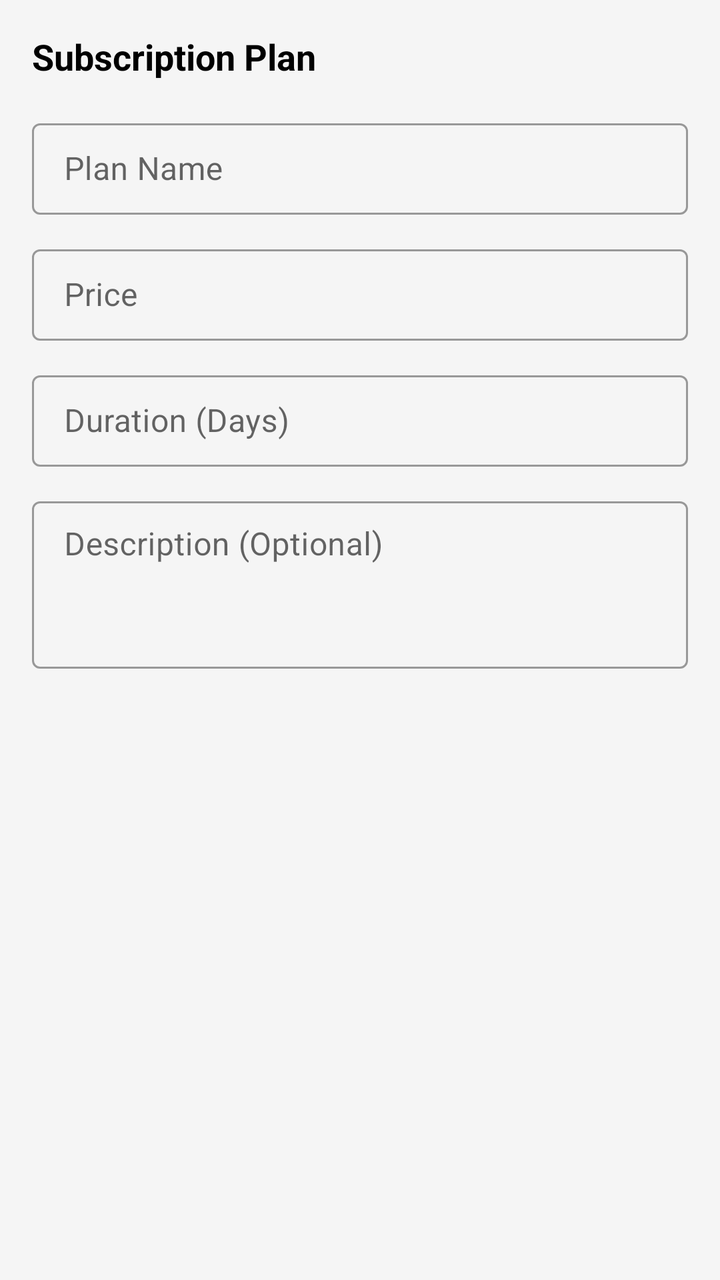
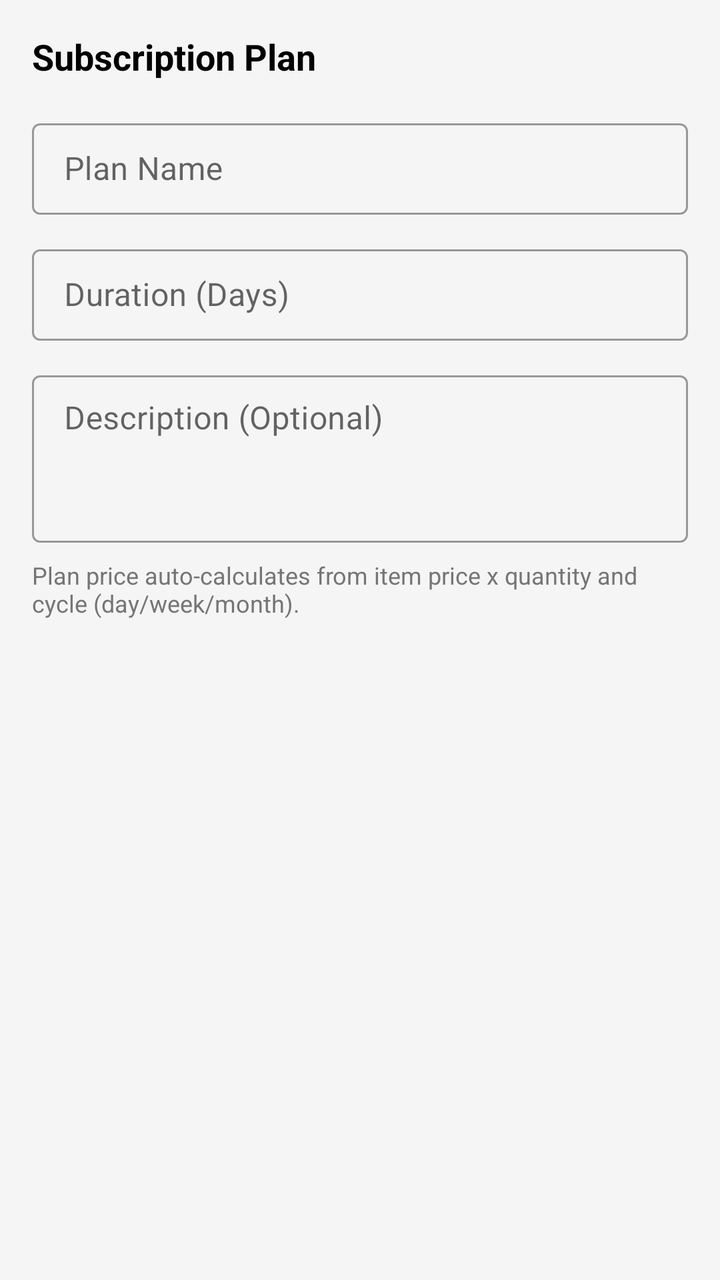

Two renders of the same Android screen: before a commit and after it. Below are the layout's source before the change and the commit's diff.
<!-- AndroidManifest.xml: application theme Theme.SVDAgency -->
<!-- res/layout/admin_subscription_plan_add.xml -->
<?xml version="1.0" encoding="utf-8"?>
<ScrollView xmlns:android="http://schemas.android.com/apk/res/android"
    xmlns:app="http://schemas.android.com/apk/res-auto"
    android:layout_width="match_parent"
    android:layout_height="wrap_content"
    android:fillViewport="true"
    android:scrollbars="none">

    <LinearLayout
        android:layout_width="match_parent"
        android:layout_height="wrap_content"
        android:orientation="vertical"
        android:padding="@dimen/spacing_large">

        <TextView
            android:id="@+id/tvPlanDialogTitle"
            android:layout_width="match_parent"
            android:layout_height="wrap_content"
            android:layout_marginBottom="@dimen/spacing_large"
            android:text="Subscription Plan"
            android:textColor="@color/textColorPrimary"
            android:textSize="@dimen/text_size_xlarge"
            android:textStyle="bold" />

        <com.google.android.material.textfield.TextInputLayout
            android:id="@+id/tilPlanName"
            style="@style/Widget.MaterialComponents.TextInputLayout.OutlinedBox"
            android:layout_width="match_parent"
            android:layout_height="wrap_content"
            android:layout_marginBottom="@dimen/spacing_medium"
            android:hint="Plan Name"
            app:boxBackgroundMode="outline">

            <com.google.android.material.textfield.TextInputEditText
                android:id="@+id/etPlanName"
                android:layout_width="match_parent"
                android:layout_height="wrap_content"
                android:imeOptions="actionNext"
                android:inputType="textCapWords"
                android:maxLines="1"
                android:paddingTop="@dimen/spacing_medium"
                android:paddingBottom="@dimen/spacing_medium" />
        </com.google.android.material.textfield.TextInputLayout>

        <com.google.android.material.textfield.TextInputLayout
            android:id="@+id/tilPlanPrice"
            style="@style/Widget.MaterialComponents.TextInputLayout.OutlinedBox"
            android:layout_width="match_parent"
            android:layout_height="wrap_content"
            android:layout_marginBottom="@dimen/spacing_medium"
            android:hint="Price"
            app:boxBackgroundMode="outline"
            app:prefixText="Rs. ">

            <com.google.android.material.textfield.TextInputEditText
                android:id="@+id/etPlanPrice"
                android:layout_width="match_parent"
                android:layout_height="wrap_content"
                android:imeOptions="actionNext"
                android:inputType="numberDecimal"
                android:maxLines="1"
                android:paddingTop="@dimen/spacing_medium"
                android:paddingBottom="@dimen/spacing_medium" />
        </com.google.android.material.textfield.TextInputLayout>

        <com.google.android.material.textfield.TextInputLayout
            android:id="@+id/tilPlanDuration"
            style="@style/Widget.MaterialComponents.TextInputLayout.OutlinedBox"
            android:layout_width="match_parent"
            android:layout_height="wrap_content"
            android:layout_marginBottom="@dimen/spacing_medium"
            android:hint="Duration (Days)"
            app:boxBackgroundMode="outline">

            <com.google.android.material.textfield.TextInputEditText
                android:id="@+id/etPlanDuration"
                android:layout_width="match_parent"
                android:layout_height="wrap_content"
                android:imeOptions="actionNext"
                android:inputType="number"
                android:maxLines="1"
                android:paddingTop="@dimen/spacing_medium"
                android:paddingBottom="@dimen/spacing_medium" />
        </com.google.android.material.textfield.TextInputLayout>

        <com.google.android.material.textfield.TextInputLayout
            android:id="@+id/tilPlanDescription"
            style="@style/Widget.MaterialComponents.TextInputLayout.OutlinedBox"
            android:layout_width="match_parent"
            android:layout_height="wrap_content"
            android:hint="Description (Optional)"
            app:boxBackgroundMode="outline">

            <com.google.android.material.textfield.TextInputEditText
                android:id="@+id/etPlanDescription"
                android:layout_width="match_parent"
                android:layout_height="wrap_content"
                android:gravity="top|start"
                android:inputType="textCapSentences|textMultiLine"
                android:minLines="3"
                android:paddingTop="@dimen/spacing_medium"
                android:paddingBottom="@dimen/spacing_medium" />
        </com.google.android.material.textfield.TextInputLayout>

    </LinearLayout>
</ScrollView>
<!-- resources referenced by this layout -->
<resources>
  <color name="textColorPrimary">#000000</color>
  <dimen name="spacing_large">16dp</dimen>
  <dimen name="spacing_medium">12dp</dimen>
  <dimen name="text_size_xlarge">18sp</dimen>
  <style name="Theme.SVDAgency" parent="Theme.Material3.Light.NoActionBar">
          
          <item name="colorPrimary">@color/brand_red</item>
          <item name="colorOnPrimary">@color/white</item>
          <item name="colorPrimaryContainer">@color/brand_red_dark</item>
          <item name="colorOnPrimaryContainer">@color/white</item>
  
          
          <item name="colorSecondary">@color/colorAccent</item>
          <item name="colorOnSecondary">@color/white</item>
          <item name="colorSecondaryContainer">@color/white</item>
          <item name="colorOnSecondaryContainer">@color/black</item>
  
          <item name="colorSurface">@color/surface_background</item>
          <item name="colorOnSurface">@color/textColorPrimary</item>
          <item name="colorSurfaceVariant">@color/surface_variant</item>
          <item name="colorOnSurfaceVariant">@color/textColorSecondary</item>
          <item name="colorBackground">@color/window_background</item>
  
          <item name="colorSurfaceContainer">@color/surface_background</item>
          <item name="colorSurfaceContainerHigh">@color/surface_background</item>
          <item name="colorSurfaceContainerHighest">@color/surface_background</item>
          <item name="colorSurfaceContainerLow">@color/surface_background</item>
          <item name="colorSurfaceContainerLowest">@color/surface_background</item>
  
          
          <item name="android:statusBarColor">@color/brand_red</item>
          <item name="android:windowLightStatusBar" tools:targetApi="m">false</item>
  
          
          <item name="android:windowBackground">@color/window_background</item>
  
          
          <item name="materialCardViewStyle">@style/Widget.App.CardView</item>
  
          
          <item name="navigationViewStyle">@style/Widget.App.NavigationView</item>
  
          
          <item name="bottomNavigationStyle">@style/Widget.App.BottomNavigationView</item>
      </style>
  <color name="brand_red">#D32F2F</color>
  <color name="white">#FFFFFFFF</color>
  <color name="brand_red_dark">#B71C1C</color>
  <color name="colorAccent">#FF5252</color>
  <color name="black">#FF000000</color>
  <color name="surface_background">#FFFFFF</color>
  <color name="surface_variant">#F5F5F5</color>
  <color name="textColorSecondary">#757575</color>
  <color name="window_background">#F5F5F5</color>
  <style name="Widget.App.CardView" parent="Widget.Material3.CardView.Elevated">
          <item name="cardBackgroundColor">@color/card_background</item>
          <item name="cardElevation">2dp</item>
          <item name="strokeWidth">1dp</item>
          <item name="strokeColor">@color/card_stroke_color</item>
      </style>
  <style name="Widget.App.BottomNavigationView" parent="Widget.Material3.BottomNavigationView">
          <item name="backgroundTint">@color/surface_background</item>
          <item name="itemTextColor">@color/textColorSecondary</item>
          <item name="itemIconTint">@color/textColorSecondary</item>
      </style>
  <color name="card_background">#FFFFFF</color>
  <color name="card_stroke_color">#E0E0E0</color>
  <color name="drawer_background">#FFFFFF</color>
  <!-- unchanged entries left out for length: 1 -->
</resources>

<!-- the commit's change to res/layout/admin_subscription_plan_add.xml (unified diff, before → after) -->
@@ -43,27 +43,6 @@
         </com.google.android.material.textfield.TextInputLayout>
 
         <com.google.android.material.textfield.TextInputLayout
-            android:id="@+id/tilPlanPrice"
-            style="@style/Widget.MaterialComponents.TextInputLayout.OutlinedBox"
-            android:layout_width="match_parent"
-            android:layout_height="wrap_content"
-            android:layout_marginBottom="@dimen/spacing_medium"
-            android:hint="Price"
-            app:boxBackgroundMode="outline"
-            app:prefixText="Rs. ">
-
-            <com.google.android.material.textfield.TextInputEditText
-                android:id="@+id/etPlanPrice"
-                android:layout_width="match_parent"
-                android:layout_height="wrap_content"
-                android:imeOptions="actionNext"
-                android:inputType="numberDecimal"
-                android:maxLines="1"
-                android:paddingTop="@dimen/spacing_medium"
-                android:paddingBottom="@dimen/spacing_medium" />
-        </com.google.android.material.textfield.TextInputLayout>
-
-        <com.google.android.material.textfield.TextInputLayout
             android:id="@+id/tilPlanDuration"
             style="@style/Widget.MaterialComponents.TextInputLayout.OutlinedBox"
             android:layout_width="match_parent"
@@ -102,5 +81,13 @@
                 android:paddingBottom="@dimen/spacing_medium" />
         </com.google.android.material.textfield.TextInputLayout>
 
+        <TextView
+            android:layout_width="match_parent"
+            android:layout_height="wrap_content"
+            android:layout_marginTop="@dimen/spacing_small"
+            android:text="Plan price auto-calculates from item price x quantity and cycle (day/week/month)."
+            android:textColor="@color/textColorSecondary"
+            android:textSize="12sp" />
+
     </LinearLayout>
 </ScrollView>
<!-- resource entries referenced after the edit -->
@@ -3,6 +3,7 @@
   <color name="textColorPrimary">#000000</color>
   <dimen name="spacing_large">16dp</dimen>
   <dimen name="spacing_medium">12dp</dimen>
+  <dimen name="spacing_small">8dp</dimen>
   <dimen name="text_size_xlarge">18sp</dimen>
   <style name="Theme.SVDAgency" parent="Theme.Material3.Light.NoActionBar">
           
@@ -44,6 +45,9 @@
   
           
           <item name="bottomNavigationStyle">@style/Widget.App.BottomNavigationView</item>
+  
+          
+          <item name="materialAlertDialogTheme">@style/ThemeOverlay.App.MaterialAlertDialog</item>
       </style>
   <color name="brand_red">#D32F2F</color>
   <color name="white">#FFFFFFFF</color>
@@ -65,6 +69,11 @@
           <item name="itemTextColor">@color/textColorSecondary</item>
           <item name="itemIconTint">@color/textColorSecondary</item>
       </style>
+  <style name="ThemeOverlay.App.MaterialAlertDialog" parent="ThemeOverlay.Material3.MaterialAlertDialog">
+          <item name="colorSurface">@color/surface_background</item>
+          
+          <item name="android:windowBackground">@android:color/transparent</item>
+      </style>
   <color name="card_background">#FFFFFF</color>
   <color name="card_stroke_color">#E0E0E0</color>
   <color name="drawer_background">#FFFFFF</color>
